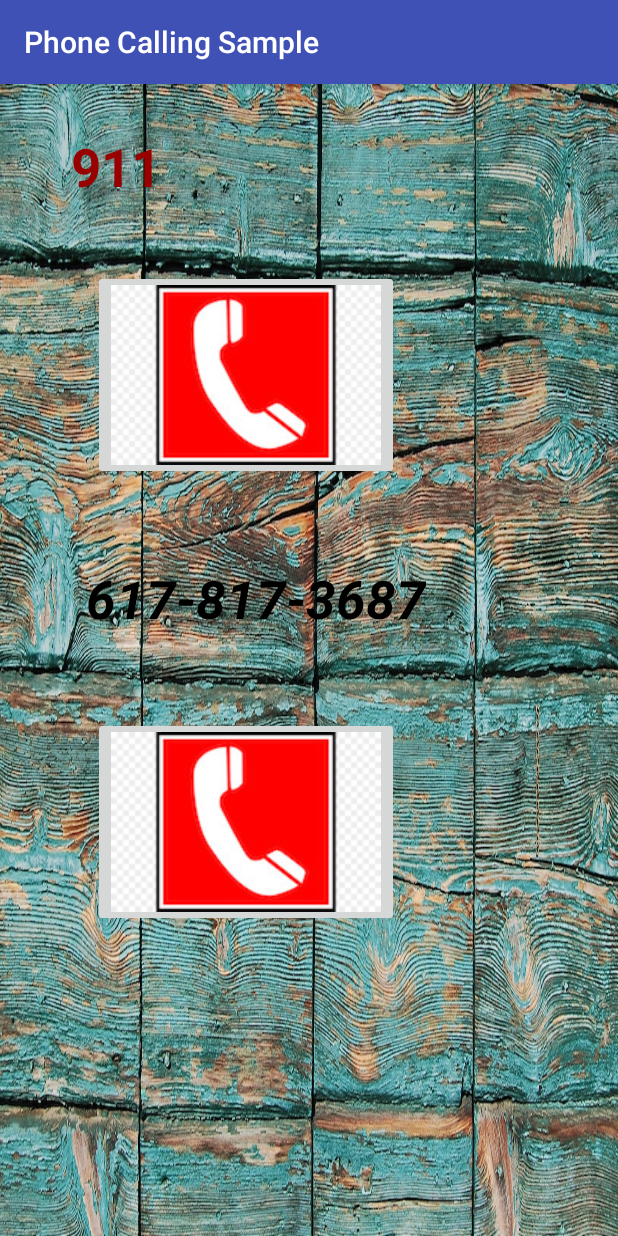
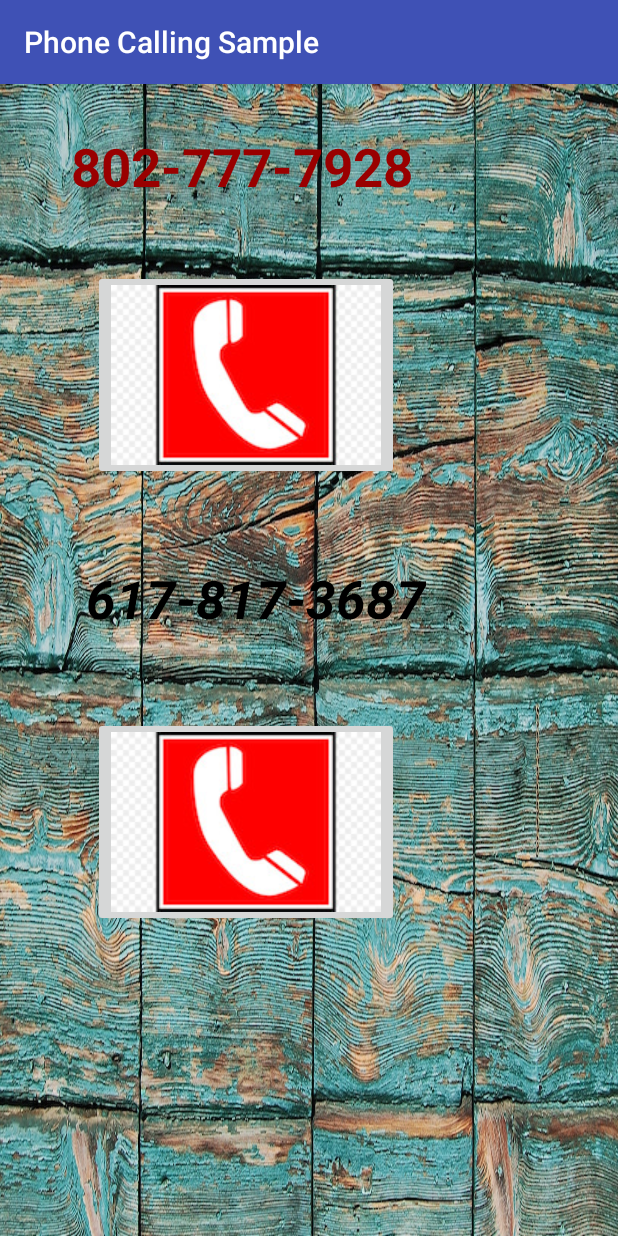
Before and after one commit to trevorkong/PhoneCall, an Android app: the screen it shows after launch (MainActivity), on a phone screen of 412 x 824 dp. Run offline under Robolectric (Android 15) with nearby library versions, the phone set to English and light mode, and no system bars.

Commit message:
phoneCall

```diff
--- a/app/src/main/AndroidManifest.xml
+++ b/app/src/main/AndroidManifest.xml
@@ -5,6 +5,8 @@
     package="com.example.massyon.phonecall">
     <uses-permission android:name="android.permission.CALL_PHONE" />
     <uses-permission android:name="android.permission.READ_PHONE_STATE" />
+   <!-- <uses-permission android:name="android.permission.CALL_PRIVILEGED" />-->
+
 
     <application
         android:allowBackup="true"
--- a/app/src/main/java/com/example/massyon/phonecall/MainActivity.java
+++ b/app/src/main/java/com/example/massyon/phonecall/MainActivity.java
@@ -22,6 +22,9 @@ import android.widget.TextView;
 
 import android.widget.ImageButton;
 import android.widget.Toast;
+import android.app.AlertDialog.Builder;
+
+import android.app.AlertDialog;
 
 
 public class MainActivity extends AppCompatActivity {
@@ -37,21 +40,35 @@ public class MainActivity extends AppCompatActivity {
     protected void onCreate(Bundle savedInstanceState) {
         super.onCreate(savedInstanceState);
         setContentView(R.layout.activity_main);
-        // Create a telephony manager.
+
+        /*AlertDialog.Builder builder = new AlertDialog.Builder(getActivity());
+        builder.setMessage(R.string.dialog_fire_missiles)
+                .setPositiveButton(R.string.fire, new DialogInterface.OnClickListener() {
+                    public void onClick(DialogInterface dialog, int id) {
+                        // FIRE ZE MISSILES!
+                    }
+                })
+                .setNegativeButton(R.string.cancel, new DialogInterface.OnClickListener() {
+                    public void onClick(DialogInterface dialog, int id) {
+                        // User cancelled the dialog
+                    }
+                });
+        // Create the AlertDialog object and return it
+        return builder.create();*/
         mTelephonyManager = (TelephonyManager) getSystemService(TELEPHONY_SERVICE);
-        // Check to see if Telephony is enabled.
+
         if (isTelephonyEnabled()) {
             Log.d(TAG, getString(R.string.telephony_enabled));
-            // Check for phone permission.
+
             checkForPhonePermission();
-            // Register the PhoneStateListener to monitor phone activity.
+
             mListener = new MyPhoneCallListener();
             mTelephonyManager.listen(mListener, PhoneStateListener.LISTEN_CALL_STATE);
         } else {
             Toast.makeText(this,
                     R.string.telephony_not_enabled, Toast.LENGTH_LONG).show();
             Log.d(TAG, getString(R.string.telephony_not_enabled));
-            // Disable the call button.
+
             disableCallButton();
         }
     }
@@ -71,15 +88,12 @@ public class MainActivity extends AppCompatActivity {
         if (ActivityCompat.checkSelfPermission(this,
                 Manifest.permission.CALL_PHONE) != PackageManager.PERMISSION_GRANTED) {
             Log.d(TAG, getString(R.string.permission_not_granted));
-            // Permission not yet granted. Use requestPermissions().
-            // RequestCall is  an
-            // app-defined int constant. The callback method gets the
-            // result of the request.
+
             ActivityCompat.requestPermissions(this,
                     new String[]{Manifest.permission.CALL_PHONE},
                     RequestCall);
         } else {
-            // Permission already granted. Enable the call button.
+
             enableCallButton();
         }
     }
@@ -94,11 +108,11 @@ public class MainActivity extends AppCompatActivity {
                         && grantResults[0] == PackageManager.PERMISSION_GRANTED) {
                     enableCallButton();
                 } else {
-                    // Permission denied.
+
                     Log.d(TAG, getString(R.string.failure_permission));
                     Toast.makeText(this, getString(R.string.failure_permission),
                             Toast.LENGTH_LONG).show();
-                    // Disable the call button.
+
                     disableCallButton();
                 }
             }
@@ -163,35 +177,33 @@ public class MainActivity extends AppCompatActivity {
 
         @Override
         public void onCallStateChanged(int state, String incomingNumber) {
-            // Define a string for the message to use in a toast.
+
             String message = getString(R.string.phone_status);
             switch (state) {
                 case TelephonyManager.CALL_STATE_RINGING:
-                    // Incoming call is ringing (not used for outgoing call).
+
                     message = message +
                             getString(R.string.ringing) + incomingNumber;
                     Toast.makeText(MainActivity.this, message, Toast.LENGTH_SHORT).show();
                     Log.i(TAG, message);
                     break;
                 case TelephonyManager.CALL_STATE_OFFHOOK:
-                    // Phone call is active -- off the hook.
+
                     message = message + getString(R.string.offhook);
                     Toast.makeText(MainActivity.this, message, Toast.LENGTH_SHORT).show();
                     Log.i(TAG, message);
                     returningFromOffHook = true;
                     break;
                 case TelephonyManager.CALL_STATE_IDLE:
-                    // Phone is idle before and after phone call.
-                    // If running on version older than 19 (KitKat),
-                    // restart activity when phone call ends.
+
                     message = message + getString(R.string.idle);
                     Toast.makeText(MainActivity.this, message, Toast.LENGTH_SHORT).show();
                     Log.i(TAG, message);
                     if (returningFromOffHook) {
-                        // No need to do anything if >= version KitKat.
+
                         if (Build.VERSION.SDK_INT < Build.VERSION_CODES.KITKAT) {
                             Log.i(TAG, getString(R.string.restarting_app));
-                            // Restart the app.
+
                             Intent intent = getPackageManager()
                                     .getLaunchIntentForPackage(getPackageName());
                             intent.addFlags(Intent.FLAG_ACTIVITY_CLEAR_TOP);
--- a/app/src/main/res/layout/activity_main.xml
+++ b/app/src/main/res/layout/activity_main.xml
@@ -26,13 +26,13 @@
 
         android:layout_margin="15dp"
         android:inputType="phone"
-        android:text="911"
+        android:text="802-777-7928"
         android:textColor="#990000"
             android:textStyle="bold"
         android:textSize="35sp"
         />
 
-        <!-- The callNumber() method will be called by this button.  -->
+
         <ImageButton
             android:id="@+id/phone_icon"
             android:layout_width="wrap_content"
@@ -58,7 +58,7 @@
             android:textSize="35sp" />
 
 
-        <!-- The callNumber() method will be called by this button.  -->
+
         <ImageButton
             android:id="@+id/phone_icon1"
             android:layout_width="wrap_content"
@@ -73,15 +73,20 @@
 
 
     </LinearLayout>
+
     <Button
+        android:id="@+id/button_retry"
         android:layout_width="wrap_content"
         android:layout_height="wrap_content"
-        android:id="@+id/button_retry"
+
+        android:layout_alignParentEnd="true"
+        android:layout_alignParentTop="true"
+        android:layout_marginEnd="90dp"
+        android:layout_marginTop="70dp"
         android:contentDescription="@string/retry"
-
+        android:onClick="retryApp"
         android:text="@string/retry"
-        android:visibility="invisible"
-        android:onClick="retryApp"/>
+        android:visibility="invisible" />
 
     <TextView
         android:id="@+id/incoming"
```
Also changed, not shown: app/src/main/res/values/strings.xml (+0 -10 lines).
